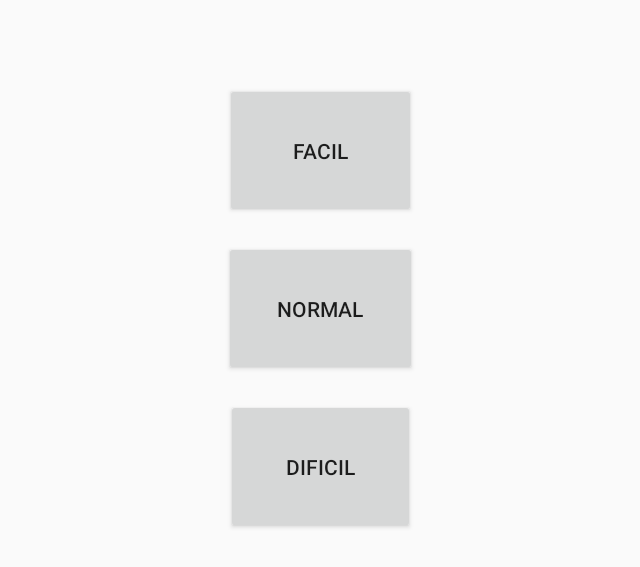
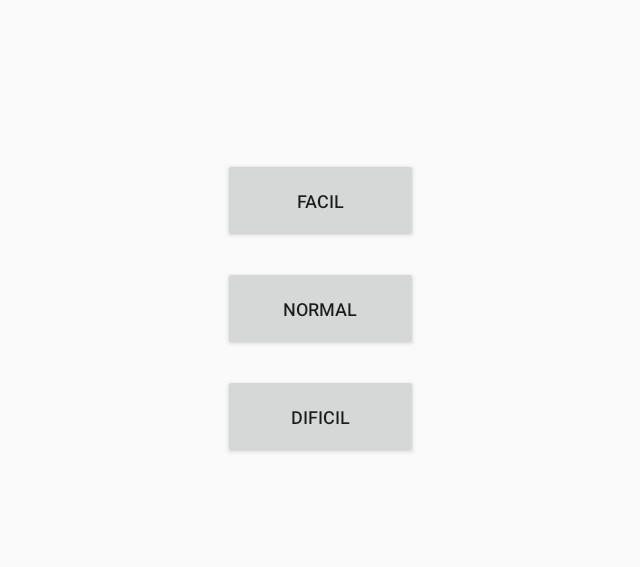
Before and after one commit to mcherubini/juego-cartas-memoria, an Android app: the screen it shows after launch (ActivityDificultad), after a tap on an icon or button, on a phone screen of 824 x 412 dp (held sideways). Shown: the top 567 px of the screen, without its empty margins (297-937 px from the left). Run offline under Robolectric (Android 15) with nearby library versions, the phone set to English and light mode, and no system bars.

Commit message:
Añadidos diferentes archivos de dimensiones para intentar adaptar los tamaños de las Views al tamaño de pantalla de diferentes dispositivos, gestion del ciclo de vida del fragmento partida para detener el audio correctamente.

```diff
--- a/app/src/main/res/layout/fragment_menu_dificultad.xml
+++ b/app/src/main/res/layout/fragment_menu_dificultad.xml
@@ -12,47 +12,50 @@
 
         <Button
             android:id="@+id/btn_facil"
-            android:layout_width="wrap_content"
+            android:layout_width="@dimen/anchura_botones"
             android:layout_height="wrap_content"
             android:onClick="cargarPartida"
-            android:paddingBottom="35dp"
-            android:paddingLeft="45dp"
-            android:paddingRight="45dp"
-            android:paddingTop="35dp"
-            android:text="@string/facil" />
+            android:paddingBottom="@dimen/padding_botones_altura"
+            android:paddingLeft="@dimen/padding_botones_lateral"
+            android:paddingRight="@dimen/padding_botones_lateral"
+            android:paddingTop="@dimen/padding_botones_altura"
+            android:text="@string/facil"
+            android:textSize="@dimen/textos" />
 
     <Space
         android:layout_width="match_parent"
         android:layout_height="wrap_content"
-        android:layout_marginTop="15dp"
+        android:layout_marginTop="@dimen/altura_separador"
         />
 
         <Button
             android:id="@+id/btn_normal"
-            android:layout_width="wrap_content"
+            android:layout_width="@dimen/anchura_botones"
             android:layout_height="wrap_content"
             android:onClick="cargarPartida"
-            android:paddingBottom="35dp"
-            android:paddingLeft="35dp"
-            android:paddingRight="35dp"
-            android:paddingTop="35dp"
-            android:text="@string/normal" />
+            android:paddingBottom="@dimen/padding_botones_altura"
+            android:paddingLeft="@dimen/padding_botones_lateral"
+            android:paddingRight="@dimen/padding_botones_lateral"
+            android:paddingTop="@dimen/padding_botones_altura"
+            android:text="@string/normal"
+            android:textSize="@dimen/textos" />
 
     <Space
         android:layout_width="match_parent"
         android:layout_height="wrap_content"
-        android:layout_marginTop="15dp"/>
+        android:layout_marginTop="@dimen/altura_separador"/>
 
         <Button
             android:id="@+id/btn_dificil"
-            android:layout_width="wrap_content"
+            android:layout_width="@dimen/anchura_botones"
             android:layout_height="wrap_content"
             android:onClick="cargarPartida"
-            android:paddingBottom="35dp"
-            android:paddingLeft="40dp"
-            android:paddingRight="40dp"
-            android:paddingTop="35dp"
-            android:text="@string/dificil" />
+            android:paddingBottom="@dimen/padding_botones_altura"
+            android:paddingLeft="@dimen/padding_botones_lateral"
+            android:paddingRight="@dimen/padding_botones_lateral"
+            android:paddingTop="@dimen/padding_botones_altura"
+            android:text="@string/dificil"
+            android:textSize="@dimen/textos" />
 
     </LinearLayout>
 
--- a/app/src/main/res/layout/fragment_partida.xml
+++ b/app/src/main/res/layout/fragment_partida.xml
@@ -13,13 +13,15 @@
          android:id="@+id/score_jugador"
          android:layout_width="wrap_content"
          android:layout_height="wrap_content"
-         android:text="@string/tu_puntuacion" />
+         android:text="@string/tu_puntuacion"
+         android:textSize="@dimen/textos" />
 
      <TextView
          android:id="@+id/score_ia"
          android:layout_width="wrap_content"
          android:layout_height="wrap_content"
-         android:text="@string/puntuacion_contrincante" />
+         android:text="@string/puntuacion_contrincante"
+         android:textSize="@dimen/textos" />
 
      <GridLayout
          android:id="@+id/tablero"
--- /dev/null
+++ b/app/src/main/res/values-large/dimens.xml
@@ -0,0 +1,13 @@
+<?xml version="1.0" encoding="utf-8"?>
+<resources>
+    <dimen name="medidas_casilla">140dp</dimen>
+    <dimen name="textos">24sp</dimen>
+    <dimen name="altura_botones">120dp</dimen>
+    <dimen name="anchura_botones">240dp</dimen>
+    <dimen name="padding_botones_lateral">60dp</dimen>
+    <dimen name="padding_botones_altura">40dp</dimen>
+    <dimen name="altura_separador">35dp</dimen>
+    <dimen name="imagen_item">100dp</dimen>
+    <dimen name="texto_item">24sp</dimen>
+    <dimen name="padding_layout_item">25dp</dimen>
+</resources>
--- /dev/null
+++ b/app/src/main/res/values-normal/dimens.xml
@@ -0,0 +1,13 @@
+<?xml version="1.0" encoding="utf-8"?>
+<resources>
+    <dimen name="medidas_casilla">60dp</dimen>
+    <dimen name="textos">12sp</dimen>
+    <dimen name="altura_botones">65dp</dimen>
+    <dimen name="anchura_botones">130dp</dimen>
+    <dimen name="padding_botones_lateral">30dp</dimen>
+    <dimen name="padding_botones_altura">20dp</dimen>
+    <dimen name="altura_separador">15dp</dimen>
+    <dimen name="imagen_item">64dp</dimen>
+    <dimen name="texto_item">14sp</dimen>
+    <dimen name="padding_layout_item">10dp</dimen>
+</resources>
--- /dev/null
+++ b/app/src/main/res/values-small/dimens.xml
@@ -0,0 +1,4 @@
+<?xml version="1.0" encoding="utf-8"?>
+<resources>
+    <dimen name="medidas_casilla">35dp</dimen>
+</resources>
--- /dev/null
+++ b/app/src/main/res/values-xlarge/dimens.xml
@@ -0,0 +1,13 @@
+<?xml version="1.0" encoding="utf-8"?>
+<resources>
+    <dimen name="medidas_casilla">140dp</dimen>
+    <dimen name="textos">24sp</dimen>
+    <dimen name="altura_botones">120dp</dimen>
+    <dimen name="anchura_botones">240dp</dimen>
+    <dimen name="padding_botones_lateral">60dp</dimen>
+    <dimen name="padding_botones_altura">40dp</dimen>
+    <dimen name="altura_separador">35dp</dimen>
+    <dimen name="imagen_item">100dp</dimen>
+    <dimen name="texto_item">24sp</dimen>
+    <dimen name="padding_layout_item">25dp</dimen>
+</resources>
```
Also changed, not shown: app/src/main/java/com/example/michele/proyectojuegoparejas/FragmentPartida.java (+45 -24 lines), app/src/main/res/layout/item.xml (+6 -5 lines).
